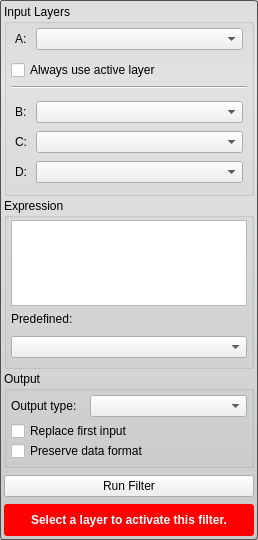
This is src/Interface/ToolInterface/ArithmeticFilterInterface.ui in jessdtate/Seg3D as Qt 5 draws it before an edit. The edited form follows.
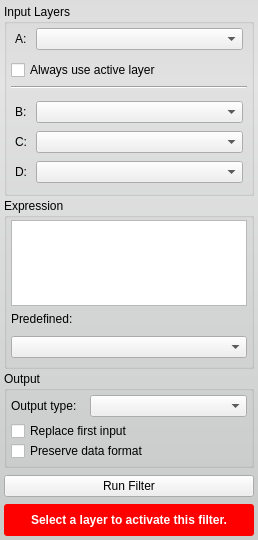
This is the edited form. Custom widgets are drawn as their Qt base class.

Patch:
```diff
--- a/src/Interface/ToolInterface/ArithmeticFilterInterface.ui
+++ b/src/Interface/ToolInterface/ArithmeticFilterInterface.ui
@@ -16,7 +16,6 @@
   <property name="styleSheet">
    <string notr="true">QWidget#ArithmeticFilterInterface{
 	border-radius: 3px;
-	border: 1px solid rgb(80, 80,80);
 	background-color: qlineargradient(spread:pad, x1:0.5, y1:0, x2:0.5, y2:0.960227, stop:0 rgba(221, 221, 221, 255), stop:0.155779 rgba(228, 228, 228, 255), stop:1 rgba(202, 204, 204, 255));      
 }</string>
   </property>
```
